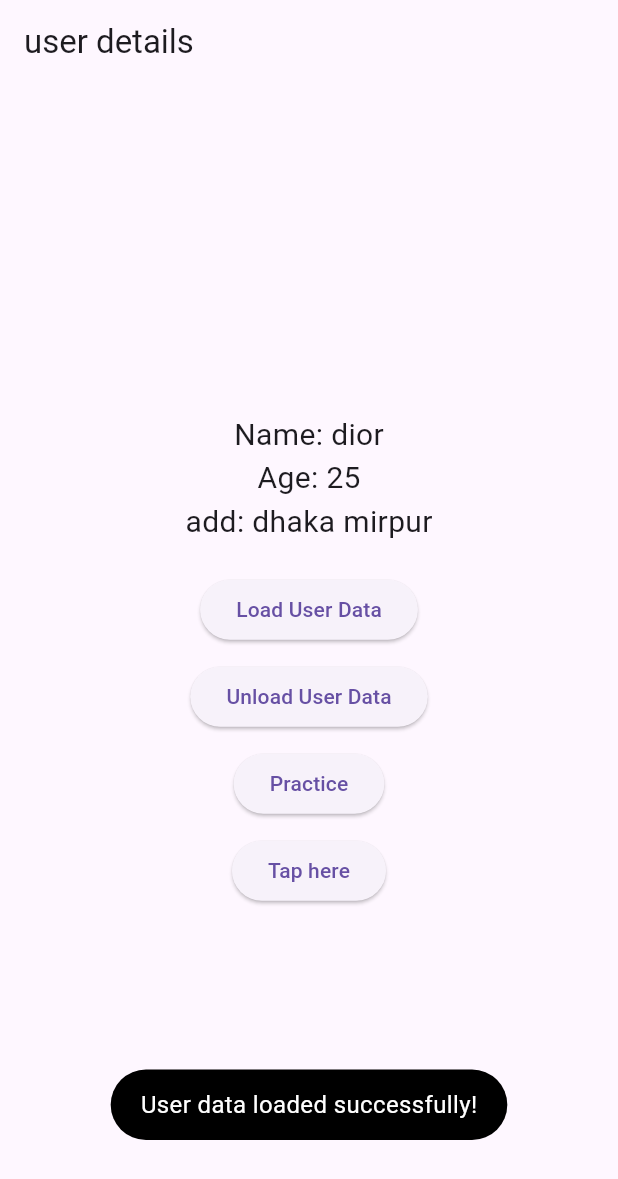
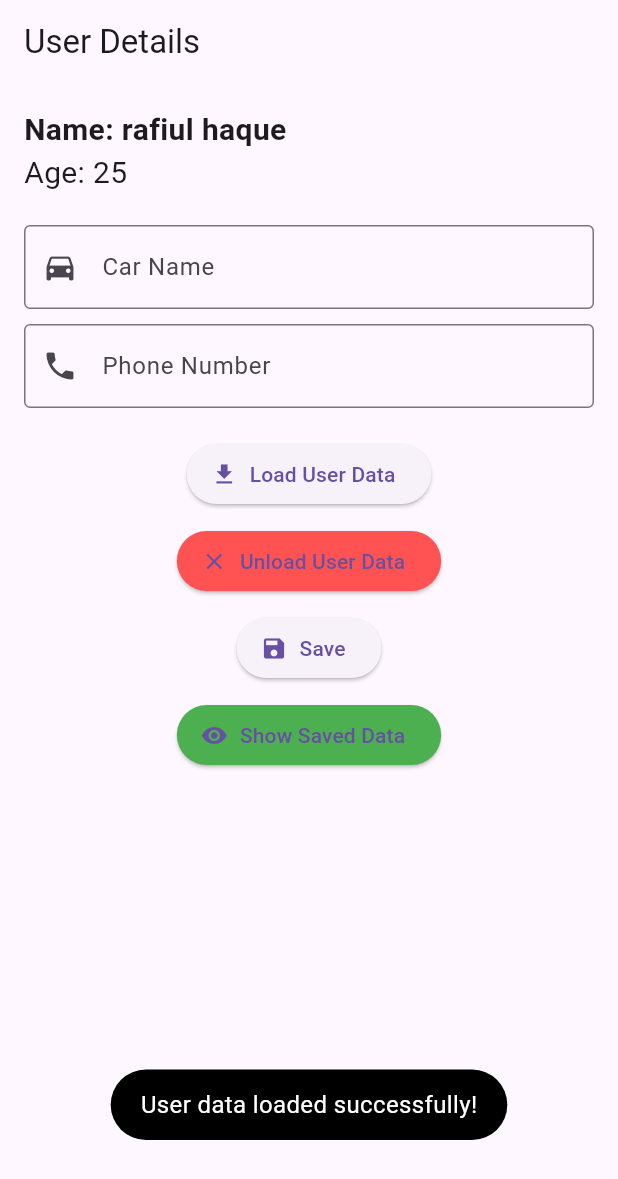
Before and after one commit to rijwan-uddin/presenter, a Flutter app: the screen it shows after launch, after a tap on "Load User Data", on a phone screen of 412 x 824 dp. Shown: the top 1179 px of the screen. Run offline on Flutter 3.47's test engine with Material 3 defaults, Android fonts, the phone set to English and light mode, and no system bars; our stand-ins replace fluttertoast.

Commit message:
add data of car name and model and save it

```diff
--- a/lib/interfacee/user_view_interface.dart
+++ b/lib/interfacee/user_view_interface.dart
@@ -1,5 +1,5 @@
 abstract class UserViewInterface {
-  void showUserData(String userName, int userAge, String address);
+  void showUserData(String userName, int userAge);
 
   void onDelete(String userName);
 
--- a/lib/main.dart
+++ b/lib/main.dart
@@ -10,7 +10,7 @@ class MyApp extends StatelessWidget {
   Widget build(BuildContext context) {
     return MaterialApp(
       debugShowCheckedModeBanner: false,
-      title: 'Details',
+      title: 'details',
       theme: ThemeData(
         primarySwatch: Colors.blue,
       ),
--- a/lib/models/toast_messages.dart
+++ b/lib/models/toast_messages.dart
@@ -3,5 +3,8 @@ class ToastMessages {
   static const String dataUnloaded = "User data unloaded successfully!";
 
   static const String b2 = "more practice";
-  static const String b3 = "more and more practice";
+
+  static const String saveSuccess = "Data saved successfully!";
+  static const String saveFail = "Data save unsuccessful!";
+  static const String showPopup = "Showing saved data.";
 }
--- a/lib/models/user_model.dart
+++ b/lib/models/user_model.dart
@@ -1,8 +1,28 @@
 class UserModel {
   final String name;
   final int age;
+
+  UserModel({required this.name, required this.age});
+}
+
+class CarDataModel {
+  final String carName;
+  final String phoneNumber;
+
+  CarDataModel({required this.carName, required this.phoneNumber});
+}
+
+class PaymentDataModel {
+  final String carName;
+  final String phoneNumber;
+  final String price;
   final String address;
 
-  UserModel({required this.name, required this.age,required this.address});
+  PaymentDataModel({
+    required this.carName,
+    required this.phoneNumber,
+    required this.price,
+    required this.address,
+  });
 }
 //here i  created the model class and declare the variable
--- a/lib/presenter/user_presenter.dart
+++ b/lib/presenter/user_presenter.dart
@@ -2,28 +2,48 @@ import 'package:dem/interfacee/user_view_interface.dart';
 
 import '../models/user_model.dart';
 import '../models/toast_messages.dart';
+import '../models/user_model.dart';
 
 class UserPresenter {
   final UserViewInterface view;
+  CarDataModel? _savedData;
 
   UserPresenter(this.view);
 
   void loadUserData() {
-    UserModel user = UserModel(name: 'dior', age: 25, address: 'dhaka mirpur');
-    view.showUserData(user.name, user.age, user.address);
+    // Simulate data loading (e.g., from an API or database)
+    UserModel user = UserModel(name: 'rafiul haque', age: 25);
+    view.showUserData(user.name, user.age);
     view.showToastMessage(ToastMessages.dataLoaded);
   }
 
   void unloadUserData() {
-    view.showUserData('', 0, ''); // Clear the user data
+    view.showUserData('', 0); // Clear the user data
     view.showToastMessage(ToastMessages.dataUnloaded);
+  }
+
+  void saveCarData(String carName, String phoneNumber) {
+    if (carName.isNotEmpty && phoneNumber.isNotEmpty) {
+      _savedData = CarDataModel(carName: carName, phoneNumber: phoneNumber);
+      view.showToastMessage(ToastMessages.saveSuccess);
+    } else {
+      view.showToastMessage(ToastMessages.saveFail);
+    }
+  }
+
+  void showCarData() {
+    if (_savedData != null) {
+      view.showToastMessage("Car: ${_savedData!.carName}, Phone: ${_savedData!.phoneNumber}");
+    } else {
+      view.showToastMessage("No data saved yet.");
+    }
   }
 
   void handleButton2Press() {
     view.showToastMessage(ToastMessages.b2);
   }
 
-  void handleButton3Press() {
-    view.showToastMessage(ToastMessages.b3);
+  void handleButton3Press(String carName, String phoneNumber) {
+    saveCarData(carName, phoneNumber);
   }
 }
--- a/lib/views/user_view.dart
+++ b/lib/views/user_view.dart
@@ -4,30 +4,21 @@ import 'package:flutter/material.dart';
 import 'package:fluttertoast/fluttertoast.dart';
 
 
-class UserView extends StatefulWidget {
-  @override
-  _UserViewState createState() => _UserViewState();
-}
+class UserView extends StatelessWidget implements UserViewInterface {
+  late final UserPresenter _presenter;
+  final ValueNotifier<String> _userName = ValueNotifier<String>('');
+  final ValueNotifier<int> _userAge = ValueNotifier<int>(0);
+  final TextEditingController _carNameController = TextEditingController();
+  final TextEditingController _phoneController = TextEditingController();
 
-class _UserViewState extends State<UserView> implements UserViewInterface {
-  late UserPresenter _presenter;
-  String _userName = '';
-  int _userAge = 0;
-  String _userAddr = '';
-
-  @override
-  void initState() {
-    super.initState();
+  UserView() {
     _presenter = UserPresenter(this);
   }
 
   @override
-  void showUserData(String userName, int userAge, String address) {
-    setState(() {
-      _userName = userName;
-      _userAge = userAge;
-      _userAddr = address;
-    });
+  void showUserData(String userName, int userAge) {
+    _userName.value = userName;
+    _userAge.value = userAge;
   }
 
   @override
@@ -36,10 +27,43 @@ class _UserViewState extends State<UserView> implements UserViewInterface {
       msg: message,
       toastLength: Toast.LENGTH_SHORT,
       gravity: ToastGravity.BOTTOM,
-      timeInSecForIosWeb: 1,
+      timeInSecForIosWeb: 4,
       backgroundColor: Colors.black,
       textColor: Colors.white,
       fontSize: 16.0,
+    );
+  }
+
+  void _showBottomModalSheet(BuildContext context, String carName, String phoneNumber) {
+    showModalBottomSheet(
+      context: context,
+      shape: const RoundedRectangleBorder(
+        borderRadius: BorderRadius.vertical(top: Radius.circular(20.0)),
+      ),
+      builder: (context) => Container(
+        padding: const EdgeInsets.all(20),
+        child: Column(
+          mainAxisSize: MainAxisSize.min,
+          crossAxisAlignment: CrossAxisAlignment.start,
+          children: [
+            const Text(
+              'Saved Car Data',
+              style: TextStyle(fontSize: 20, fontWeight: FontWeight.bold),
+            ),
+            const SizedBox(height: 10),
+            Text('Car Name: $carName', style: const TextStyle(fontSize: 18)),
+            const SizedBox(height: 5),
+            Text('Phone Number: $phoneNumber', style: const TextStyle(fontSize: 18)),
+            const SizedBox(height: 20),
+            Center(
+              child: ElevatedButton(
+                onPressed: () => Navigator.pop(context),
+                child: const Text('Close'),
+              ),
+            ),
+          ],
+        ),
+      ),
     );
   }
 
@@ -47,44 +71,103 @@ class _UserViewState extends State<UserView> implements UserViewInterface {
   Widget build(BuildContext context) {
     return Scaffold(
       appBar: AppBar(
-        title: const Text('user details'),
+        title: const Text('User Details'),
       ),
-      body: Center(
+      body: Padding(
+        padding: const EdgeInsets.all(16.0),
+        child: SingleChildScrollView(
           child: Column(
-          mainAxisAlignment: MainAxisAlignment.center,
+            crossAxisAlignment: CrossAxisAlignment.start,
             children: [
-            Text('Name: $_userName', style: const TextStyle(fontSize: 20)),
-            Text('Age: $_userAge', style: const TextStyle(fontSize: 20)),
-            Text('add: $_userAddr', style: const TextStyle(fontSize: 20)),
+              // User Info Display
+              ValueListenableBuilder<String>(
+                valueListenable: _userName,
+                builder: (context, value, child) => Text(
+                  'Name: $value',
+                  style: const TextStyle(fontSize: 20, fontWeight: FontWeight.bold),
+                ),
+              ),
+              ValueListenableBuilder<int>(
+                valueListenable: _userAge,
+                builder: (context, value, child) => Text(
+                  'Age: $value',
+                  style: const TextStyle(fontSize: 20),
+                ),
+              ),
               const SizedBox(height: 20),
-            ElevatedButton(
+
+              // Car Name Input
+              TextField(
+                controller: _carNameController,
+                decoration: const InputDecoration(
+                  labelText: 'Car Name',
+                  border: OutlineInputBorder(),
+                  prefixIcon: Icon(Icons.directions_car),
+                ),
+              ),
+              const SizedBox(height: 10),
+
+              // Phone Number Input
+              TextField(
+                controller: _phoneController,
+                keyboardType: TextInputType.phone,
+                decoration: const InputDecoration(
+                  labelText: 'Phone Number',
+                  border: OutlineInputBorder(),
+                  prefixIcon: Icon(Icons.phone),
+                ),
+              ),
+              const SizedBox(height: 20),
+
+              // Buttons
+              Center(
+                child: Column(
+                  children: [
+                    ElevatedButton.icon(
                       onPressed: () {
                         _presenter.loadUserData();
                       },
-              child: const Text('Load User Data'),
+                      icon: const Icon(Icons.download),
+                      label: const Text('Load User Data'),
                     ),
                     const SizedBox(height: 10),
-            ElevatedButton(
+                    ElevatedButton.icon(
                       onPressed: () {
                         _presenter.unloadUserData();
                       },
-              child: const Text('Unload User Data'),
+                      icon: const Icon(Icons.clear),
+                      label: const Text('Unload User Data'),
+                      style: ElevatedButton.styleFrom(backgroundColor: Colors.redAccent),
                     ),
                     const SizedBox(height: 10),
-            ElevatedButton(
+                    ElevatedButton.icon(
                       onPressed: () {
-                _presenter.handleButton2Press();
+                        _presenter.saveCarData(
+                            _carNameController.text, _phoneController.text);
                       },
-              child: const Text('Practice'),
+                      icon: const Icon(Icons.save),
+                      label: const Text('Save'),
                     ),
                     const SizedBox(height: 10),
-            ElevatedButton(
+                    ElevatedButton.icon(
                       onPressed: () {
-                _presenter.handleButton3Press();
+                        if (_carNameController.text.isNotEmpty &&
+                            _phoneController.text.isNotEmpty) {
+                          _showBottomModalSheet(context,
+                              _carNameController.text, _phoneController.text);
+                        } else {
+                          showToastMessage("No data to display");
+                        }
                       },
-              child: const Text('Tap here'),
+                      icon: const Icon(Icons.visibility),
+                      label: const Text('Show Saved Data'),
+                      style: ElevatedButton.styleFrom(backgroundColor: Colors.green),
                     ),
                   ],
+                ),
+              ),
+            ],
+          ),
         ),
       ),
     );
```
Lines whose indentation alone changed are shown as unchanged.
